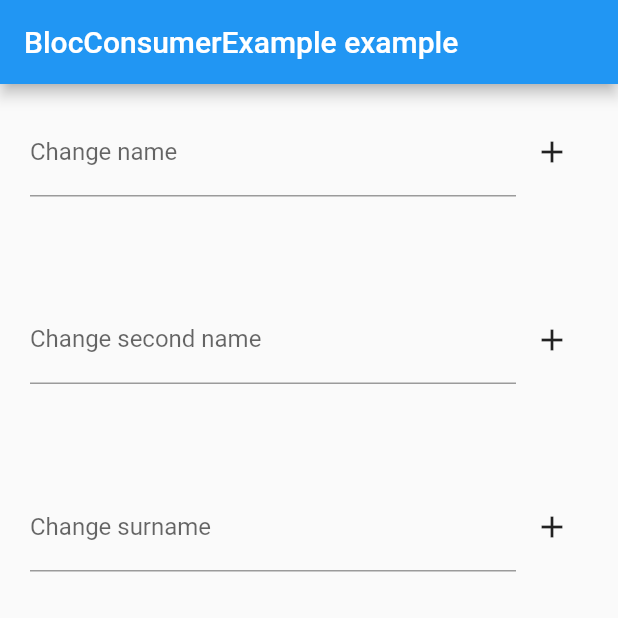
After one commit to Fitz1991/bloc_example, a Flutter app: the screen it shows after launch, on a phone screen of 412 x 824 dp, the top half of it. The commit adds this screen. Run offline on Flutter 3.47's test engine with Material 2 defaults, Android fonts, the phone set to English and light mode, and no system bars; our stand-ins replace bloc, flutter_bloc, freezed_annotation, logger.

Commit message:
added bloc consumer examle

```diff
--- a/lib/example_pages/bloc_bulder_example.dart
+++ b/lib/example_pages/bloc_bulder_example.dart
@@ -5,9 +5,9 @@ import 'package:flutter/material.dart';
 import 'package:flutter_bloc/flutter_bloc.dart';
 
 class BlocBuilderExample extends StatefulWidget {
-  const BlocBuilderExample({super.key, required this.title});
-
-  final String title;
+  const BlocBuilderExample({
+    super.key,
+  });
 
   @override
   State<BlocBuilderExample> createState() => _BlocBuilderExampleState();
@@ -20,7 +20,7 @@ class _BlocBuilderExampleState extends State<BlocBuilderExample> {
   Widget build(BuildContext context) {
     return Scaffold(
         appBar: AppBar(
-          title: Text(widget.title),
+          title: const Text('BlocBuilder example'),
         ),
         body: BlocProvider<UserBloc>(
           create: (context) => userBloc,
@@ -33,7 +33,7 @@ class _BlocBuilderExampleState extends State<BlocBuilderExample> {
                   BlocBuilder<UserBloc, UserState>(
                     // buildWhen: (previous, current) => previous.firstName != current.firstName,
                     builder: (context, state) {
-                      logger.i('rebuild name');
+                      logger.i('rebuild name: ${state.firstName}');
                       return UserItem(
                         itemValue: state.firstName,
                         itemLabel: 'name',
@@ -49,7 +49,7 @@ class _BlocBuilderExampleState extends State<BlocBuilderExample> {
                   BlocBuilder<UserBloc, UserState>(
                     // buildWhen: (previous, current) => previous.secondName != current.secondName,
                     builder: (context, state) {
-                      logger.i('rebuild second name');
+                      logger.i('rebuild second name: ${state.secondName}');
                       return UserItem(
                         itemValue: state.secondName,
                         itemLabel: 'second name',
@@ -65,12 +65,12 @@ class _BlocBuilderExampleState extends State<BlocBuilderExample> {
                   BlocBuilder<UserBloc, UserState>(
                     // buildWhen: (previous, current) => previous.surname != current.surname,
                     builder: (context, state) {
-                      logger.i('rebuild surname');
+                      logger.i('rebuild surname ${state.surname}');
                       return UserItem(
                         itemValue: state.surname,
                         itemLabel: 'surname',
                         onChangeFiled: (str) {
-                          userBloc.add(UserEvent.setSecondName(secondName: str));
+                          userBloc.add(UserEvent.setSurname(surname: str));
                         },
                       );
                     },
--- /dev/null
+++ b/lib/example_pages/bloc_consumer.dart
@@ -0,0 +1,130 @@
+import 'package:bloc_example/bloc/single_state/user_bloc.dart';
+import 'package:bloc_example/logger.dart';
+import 'package:bloc_example/user_item.dart';
+import 'package:flutter/material.dart';
+import 'package:flutter_bloc/flutter_bloc.dart';
+
+class BlocConsumerExample extends StatefulWidget {
+  const BlocConsumerExample({Key? key}) : super(key: key);
+
+  @override
+  State<BlocConsumerExample> createState() => _BlocConsumerExampleState();
+}
+
+class _BlocConsumerExampleState extends State<BlocConsumerExample> {
+  UserBloc userBloc = UserBloc();
+
+  @override
+  Widget build(BuildContext context) {
+    return Scaffold(
+        appBar: AppBar(
+          title: const Text('BlocConsumerExample example'),
+        ),
+        body: BlocProvider<UserBloc>(
+          create: (context) => userBloc,
+          child: Padding(
+            padding: const EdgeInsets.symmetric(horizontal: 20),
+            child: SingleChildScrollView(
+              child: Column(
+                mainAxisAlignment: MainAxisAlignment.center,
+                children: <Widget>[
+                  ///Если надо и перестроить виджет и сделать что-то, что не будет перестраивать виджет
+                  /// например аналалитическое событие или показать диалоговое окно
+                  /// listener вызывается после построения виджета
+                  BlocConsumer<UserBloc, UserState>(
+                    buildWhen: (previous, current) => previous.firstName != current.firstName,
+                    listenWhen: (previous, current) => previous.firstName != current.firstName,
+                    listener: (context, state) {
+                      logger.i('showDialog');
+                      showDialog(
+                        context: context,
+                        builder: (context) {
+                          return AlertDialog(
+                            title: Container(
+                              padding: const EdgeInsets.all(10),
+                              child: Text('Changed first name on ${state.firstName}'),
+                            ),
+                          );
+                        },
+                      );
+                    },
+                    // buildWhen: (previous, current) => previous.firstName != current.firstName,
+                    builder: (context, state) {
+                      logger.i('rebuild name: ${state.firstName}');
+                      return UserItem(
+                        itemValue: state.firstName,
+                        itemLabel: 'name',
+                        onChangeFiled: (str) {
+                          userBloc.add(UserEvent.setFirstName(firstName: str));
+                        },
+                      );
+                    },
+                  ),
+                  const SizedBox(
+                    height: 50,
+                  ),
+                  BlocSelector<UserBloc, UserState, String>(
+                    selector: (state) {
+                      return state.secondName;
+                    },
+                    builder: (context, secondName) {
+                      logger.i('rebuild second name: $secondName');
+                      // нельзя вызвать изменние состояния до построения виджета
+                      // showDialog(
+                      //   context: context,
+                      //   builder: (context) {
+                      //     return AlertDialog(
+                      //       title: Container(
+                      //         padding: const EdgeInsets.all(10),
+                      //         child: Text('Changed first name on ${secondName}'),
+                      //       ),
+                      //     );
+                      //   },
+                      // );
+
+                      return UserItem(
+                        itemValue: secondName,
+                        itemLabel: 'second name',
+                        onChangeFiled: (str) {
+                          userBloc.add(UserEvent.setSecondName(secondName: str));
+                        },
+                      );
+                    },
+                  ),
+                  const SizedBox(
+                    height: 50,
+                  ),
+                  BlocBuilder<UserBloc, UserState>(
+                    buildWhen: (previous, current) => previous.surname != current.surname,
+                    builder: (context, state) {
+                      logger.i('rebuild surname ${state.surname}');
+                      // нельзя вызвать изменние состояния до построения виджета
+                      // showDialog(
+                      //   context: context,
+                      //   builder: (context) {
+                      //     return AlertDialog(
+                      //       title: Container(
+                      //         padding: const EdgeInsets.all(10),
+                      //         child: Text('Changed first name on ${state.surname}'),
+                      //       ),
+                      //     );
+                      //   },
+                      // );
+                      return UserItem(
+                        itemValue: state.surname,
+                        itemLabel: 'surname',
+                        onChangeFiled: (str) {
+                          userBloc.add(UserEvent.setSurname(surname: str));
+                        },
+                      );
+                    },
+                  )
+                ],
+              ),
+            ),
+          ),
+        )
+        // This trailing comma makes auto-formatting nicer for build methods.
+        );
+  }
+}
--- a/lib/example_pages/selector_example.dart
+++ b/lib/example_pages/selector_example.dart
@@ -4,10 +4,13 @@ import 'package:bloc_example/user_item.dart';
 import 'package:flutter/material.dart';
 import 'package:flutter_bloc/flutter_bloc.dart';
 
+///Если несколько состояний или несколько свойств в одном состоянии
+///и надо перестроить только тоот виджет который относится
+///к этому свойству или состоянию
 class SelectorExample extends StatefulWidget {
-  const SelectorExample({super.key, required this.title});
-
-  final String title;
+  const SelectorExample({
+    super.key,
+  });
 
   @override
   State<SelectorExample> createState() => _SelectorExampleState();
@@ -20,7 +23,7 @@ class _SelectorExampleState extends State<SelectorExample> {
   Widget build(BuildContext context) {
     return Scaffold(
         appBar: AppBar(
-          title: Text(widget.title),
+          title: const Text('Selector example'),
         ),
         body: BlocProvider<UserBloc>(
           create: (context) => userBloc,
@@ -32,10 +35,11 @@ class _SelectorExampleState extends State<SelectorExample> {
                 children: <Widget>[
                   BlocSelector<UserBloc, UserState, String>(
                     selector: (state) {
+                      //Указываем при изменении какого свойства перебилживать виджет
                       return state.firstName;
                     },
                     builder: (context, firstName) {
-                      logger.i('rebuild name');
+                      logger.i('rebuild name: $firstName');
                       return UserItem(
                         itemValue: firstName,
                         itemLabel: 'first name',
@@ -53,7 +57,7 @@ class _SelectorExampleState extends State<SelectorExample> {
                       return state.secondName;
                     },
                     builder: (context, secondName) {
-                      logger.i('rebuild second name');
+                      logger.i('rebuild second name: $secondName');
                       return UserItem(
                         itemValue: secondName,
                         itemLabel: 'second name',
@@ -71,7 +75,7 @@ class _SelectorExampleState extends State<SelectorExample> {
                       return state.surname;
                     },
                     builder: (context, surname) {
-                      logger.i('rebuild surname');
+                      logger.i('rebuild surname: $surname');
                       return UserItem(
                         itemLabel: 'surname',
                         itemValue: surname,
--- a/lib/main.dart
+++ b/lib/main.dart
@@ -1,7 +1,8 @@
 import 'package:bloc_example/example_pages/bloc_bulder_example.dart';
-import 'package:bloc_example/example_pages/problem_nested_selector_example.dart';
+import 'package:bloc_example/example_pages/bloc_consumer.dart';
+import 'package:bloc_example/example_pages/bloc_listener.dart';
 import 'package:bloc_example/example_pages/selector_example.dart';
-import 'package:bloc_example/example_pages/solution_nested_selector_example.dart';
+import 'package:bloc_example/widgets/detail_user.dart';
 import 'package:flutter/material.dart';
 
 void main() {
@@ -19,7 +20,8 @@ class MyApp extends StatelessWidget {
       theme: ThemeData(
         primarySwatch: Colors.blue,
       ),
-      home: const SolutionNestedSelectorExample(title: 'Flutter Demo Home Page'),
+      routes: {'/details': (context) => const DetailUser()},
+      home: const BlocConsumerExample(),
     );
   }
 }
```
Also changed, not shown: lib/example_pages/bloc_listener.dart (added, +73 -0 lines), lib/example_pages/problem_nested_selector_example.dart (+4 -4 lines), lib/example_pages/solution_nested_selector_example.dart (deleted, +0 -157 lines), lib/widgets/detail_user.dart (added, +50 -0 lines).
